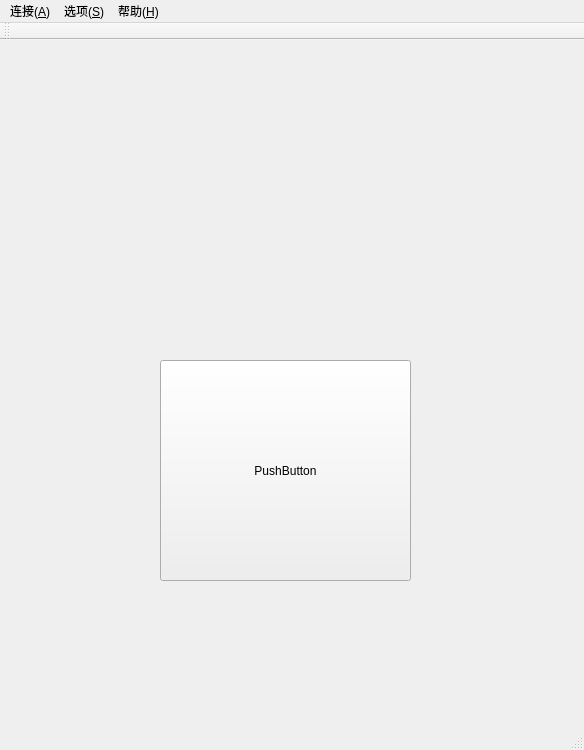
Qt form myclass.ui (zsjsll/bracket-turntable) before a commit.
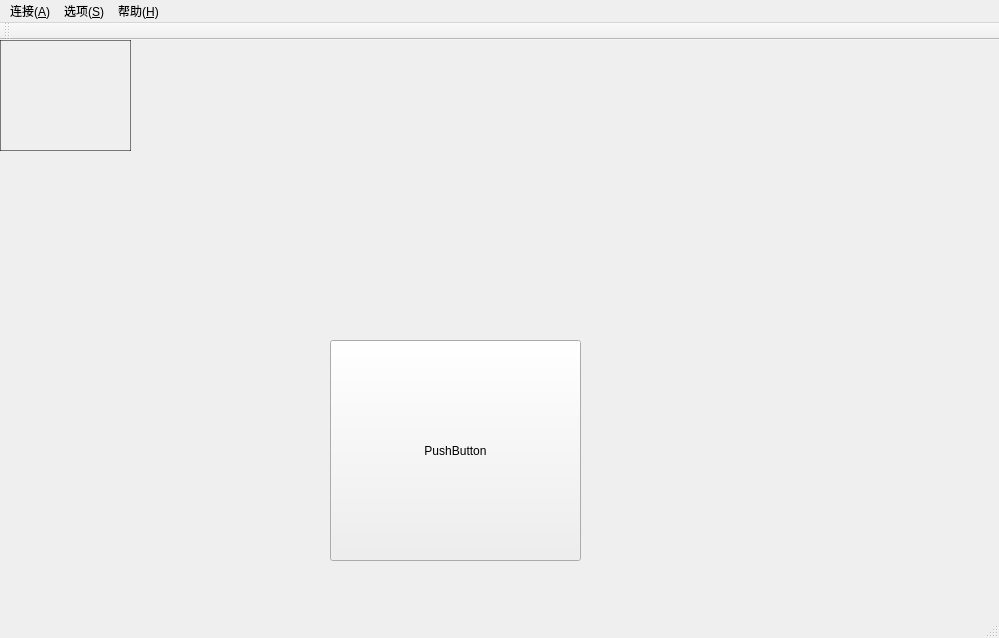
The same form after that commit.

What changed in the file:
```diff
--- a/myclass.ui
+++ b/myclass.ui
@@ -6,8 +6,8 @@
    <rect>
     <x>0</x>
     <y>0</y>
-    <width>584</width>
-    <height>750</height>
+    <width>999</width>
+    <height>638</height>
    </rect>
   </property>
   <property name="windowTitle">
@@ -20,8 +20,8 @@
    <widget class="QPushButton" name="pushButton">
     <property name="geometry">
      <rect>
-      <x>160</x>
-      <y>320</y>
+      <x>330</x>
+      <y>300</y>
       <width>251</width>
       <height>221</height>
      </rect>
@@ -30,13 +30,29 @@
      <string>PushButton</string>
     </property>
    </widget>
+   <widget class="QGroupBox" name="groupBox">
+    <property name="geometry">
+     <rect>
+      <x>0</x>
+      <y>0</y>
+      <width>131</width>
+      <height>111</height>
+     </rect>
+    </property>
+    <property name="styleSheet">
+     <string notr="true">border:1px solid rgba(0,0,0,50%);</string>
+    </property>
+    <property name="title">
+     <string/>
+    </property>
+   </widget>
   </widget>
   <widget class="QMenuBar" name="menuBar">
    <property name="geometry">
     <rect>
      <x>0</x>
      <y>0</y>
-     <width>584</width>
+     <width>999</width>
      <height>23</height>
     </rect>
    </property>
```
